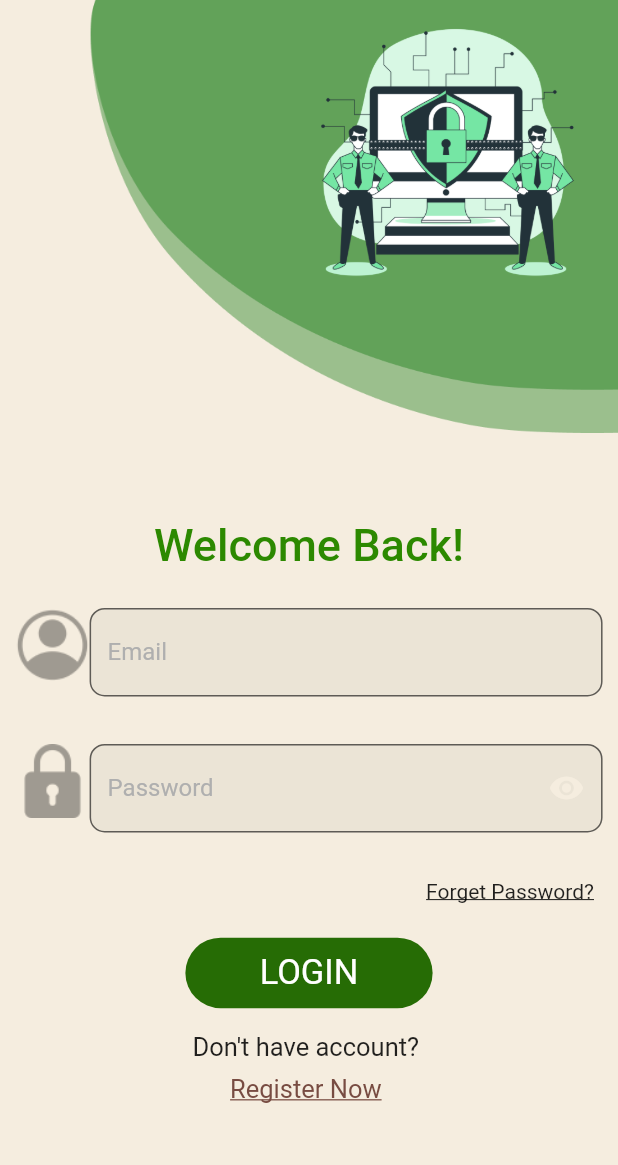
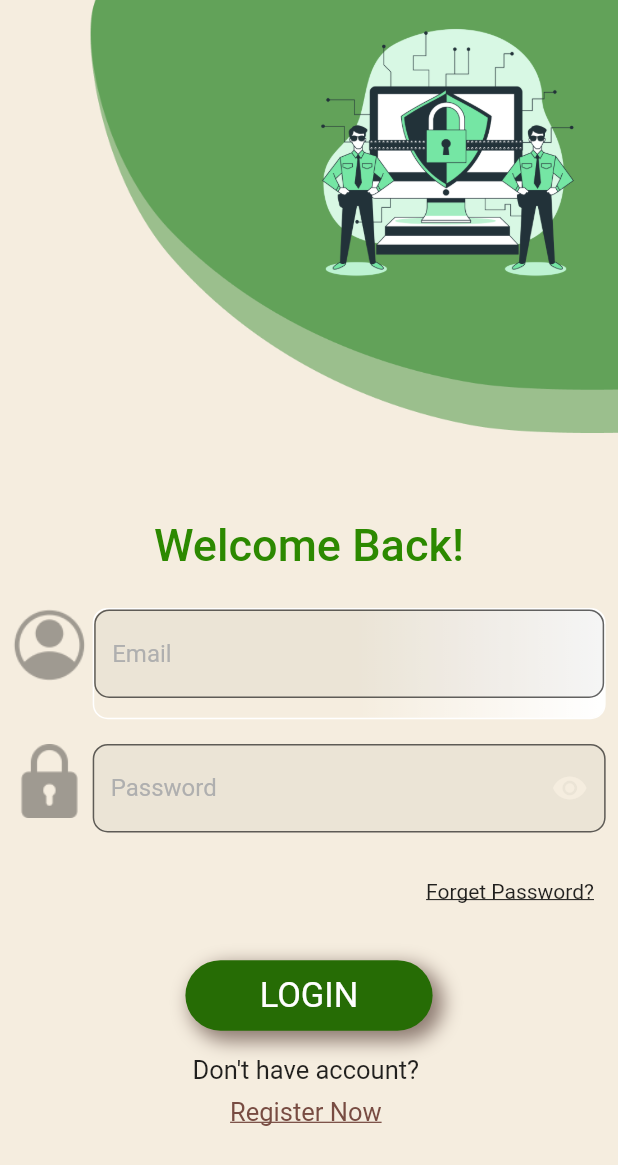
Before and after one commit to manas1410/Meraki, a Flutter app: the screen it shows after launch, on a phone screen of 412 x 824 dp. Shown: the top 1165 px of the screen. Run offline on Flutter 3.47's test engine with Material 2 defaults, Android fonts, the phone set to English and light mode, and no system bars; our stand-ins replace avatar_glow, cloud_firestore, firebase_auth, firebase_core, shared_preferences, speech_to_text; missing offline and left inert: animated_button, highlight_text, translator; accounts and stored records are empty; Roboto replaces fonts that are missing (Montserrat).

Commit message:
New Changes

```diff
--- a/lib/Screens/login_screen.dart
+++ b/lib/Screens/login_screen.dart
@@ -11,7 +11,7 @@ import 'package:meraki/widget/widgets.dart';
 import 'chatsRoomScreen.dart';
 
 
-
+String user = "";
 class SignIn extends StatefulWidget {
   //const SignIn({Key? key}) : super(key: key);
   final Function toggle;
@@ -40,6 +40,7 @@ class _SignInState extends State<SignIn> {
 
       setState(() {
         isLoading = true;
+        user = emailTextEditingController.text;
       });
       databaseMethods
           .getUserByUseremail(emailTextEditingController.text)
@@ -62,11 +63,14 @@ class _SignInState extends State<SignIn> {
           )
           );
         }
+        else{
+          invalid = "Wrong Email ID Or Password";
+        }
       });
     }
   }
   bool _isObscure = true;
-
+  String invalid = "";
   @override
   Widget build(BuildContext context) {
     return Scaffold(
@@ -104,7 +108,8 @@ class _SignInState extends State<SignIn> {
                               top: MediaQuery.of(context).size.height*0.01,
                               right: MediaQuery.of(context).size.width*0.04,
                               child:
-                              Image.asset("assets/images/cyber.png", height: 200,)),
+                              Image.asset("assets/images/cyber.png", height: 200,)
+                          ),
                         ],
                       ),
                     ),
@@ -126,6 +131,9 @@ class _SignInState extends State<SignIn> {
                               child: Image.asset("assets/images/user.png",
                                 height: MediaQuery.of(context).size.height*0.06,
                               ),
+                            ),
+                            SizedBox(
+                              width: MediaQuery.of(context).size.width*0.01,
                             ),
                             Container(
                               width:  MediaQuery.of(context).size.width*0.83,
@@ -150,7 +158,26 @@ class _SignInState extends State<SignIn> {
 
                               ),
                           ),
-                            ),]
+                                decoration: BoxDecoration(
+                                  borderRadius : BorderRadius.only(
+                                    topLeft: Radius.circular(10),
+                                    topRight: Radius.circular(10),
+                                    bottomLeft: Radius.circular(10),
+                                    bottomRight: Radius.circular(10),
+                                  ),
+
+                                border : Border.all(
+                            color: Color.fromRGBO(255, 255, 255, 1),
+                              width: 1,
+                              ),
+                                  gradient : LinearGradient(
+                                      begin: Alignment(0.9759286642074585,-0.02407137304544449),
+                                      end: Alignment(0.024071374908089638,0.024071384221315384),
+                                      colors: [Color.fromRGBO(255, 255, 255, 1),Color.fromRGBO(255, 255, 255, 0)]
+                                  ),
+                                ),
+                            ),
+                          ]
                         ),
                     SizedBox(
                       height: MediaQuery.of(context).size.height*0.02,
@@ -158,9 +185,15 @@ class _SignInState extends State<SignIn> {
                 Wrap(
                   children: [
                     Container(
-                      child: Image.asset("assets/images/pass.png",
+
+                      child:
+                      Image.asset("assets/images/pass.png",
                         height:  MediaQuery.of(context).size.height*0.06,
                       ),
+
+                    ),
+                    SizedBox(
+                      width: MediaQuery.of(context).size.width*0.01,
                     ),
                     Container(
                       width:  MediaQuery.of(context).size.width*0.83,
@@ -198,9 +231,11 @@ class _SignInState extends State<SignIn> {
                   ],
                 ),
               ),
+
               SizedBox(
                 height: 8,
               ),
+
               Container(
                   alignment: Alignment.centerRight,
                   child: Container(
@@ -214,6 +249,16 @@ class _SignInState extends State<SignIn> {
 
                     ),
                   )),
+              Container(
+                child: Text(
+                  invalid,
+                  style:TextStyle(
+                    color: Colors.red,
+                    fontSize: 13,
+                      fontWeight: FontWeight. bold,
+                  ),
+                ),
+              ),
               SizedBox(
                 height: 15,
               ),
@@ -228,6 +273,18 @@ class _SignInState extends State<SignIn> {
                     decoration: BoxDecoration(
                       color: Color.fromRGBO(38, 108, 5, 1),
                       borderRadius: BorderRadius.circular(30),
+                      boxShadow: [
+                        BoxShadow(
+                          color: Color.fromRGBO(38, 10, 5, 1).withOpacity(0.5),
+                          offset: const Offset(
+                            5.0,
+                            5.0,
+                          ),
+                          blurRadius: 10.0,
+                          spreadRadius: 2.0,
+                        ), //BoxShadow
+                         //BoxShadow
+                      ],
                     ),
                     child: Text(
                       "LOGIN",
--- a/lib/Screens/profile.dart
+++ b/lib/Screens/profile.dart
@@ -1,4 +1,5 @@
 import 'package:flutter/material.dart';
+import 'package:meraki/Screens/login_screen.dart';
 
 import '../helper/authentication.dart';
 import '../helper/constants.dart';
@@ -37,7 +38,7 @@ class _ProfileState extends State<Profile> {
                   SizedBox(
                     height: MediaQuery.of(context).size.height*0.04,
                   ),
-                  Text("Manas")
+                  Text(user)
                 ]
               ),
             ),
--- a/lib/widget/widgets.dart
+++ b/lib/widget/widgets.dart
@@ -74,7 +74,7 @@ PreferredSizeWidget appBarMain1(BuildContext context){
     GestureDetector(
       onTap: (){
         authMethods.signOut();
-        Navigator.pushReplacement(context, MaterialPageRoute(
+        Navigator.push(context, MaterialPageRoute(
             builder: (context) => Profile()));
       },
       child:Image.asset("assets/images/profilepic.png",
```
Also changed, not shown: lib/Screens/Conversation_screen.dart (+25 -111 lines), lib/Screens/chatsRoomScreen.dart (+9 -4 lines), 1 other file.
